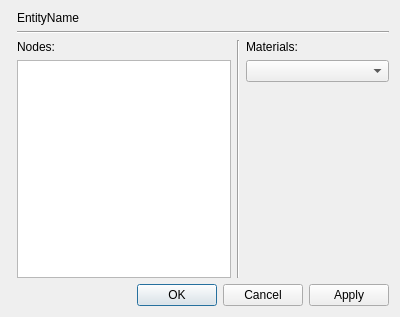
Old version of the form UserInterface/entityDialog.ui in the repository Frenor/CCCP.
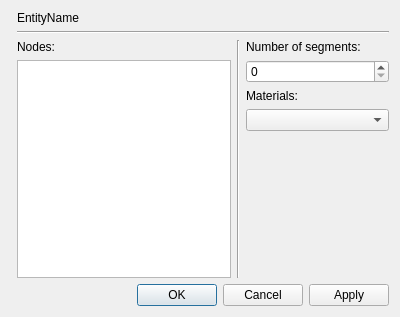
New version of the form.

What changed in the file:
```diff
--- a/UserInterface/entityDialog.ui
+++ b/UserInterface/entityDialog.ui
@@ -72,6 +72,16 @@
      </item>
      <item>
       <layout class="QVBoxLayout" name="verticalLayout_4">
+       <item>
+        <widget class="QLabel" name="segmentLabel">
+         <property name="text">
+          <string>Number of segments:</string>
+         </property>
+        </widget>
+       </item>
+       <item>
+        <widget class="QSpinBox" name="segmentSpinBox"/>
+       </item>
        <item>
         <widget class="QLabel" name="materialLabel">
          <property name="text">
```
